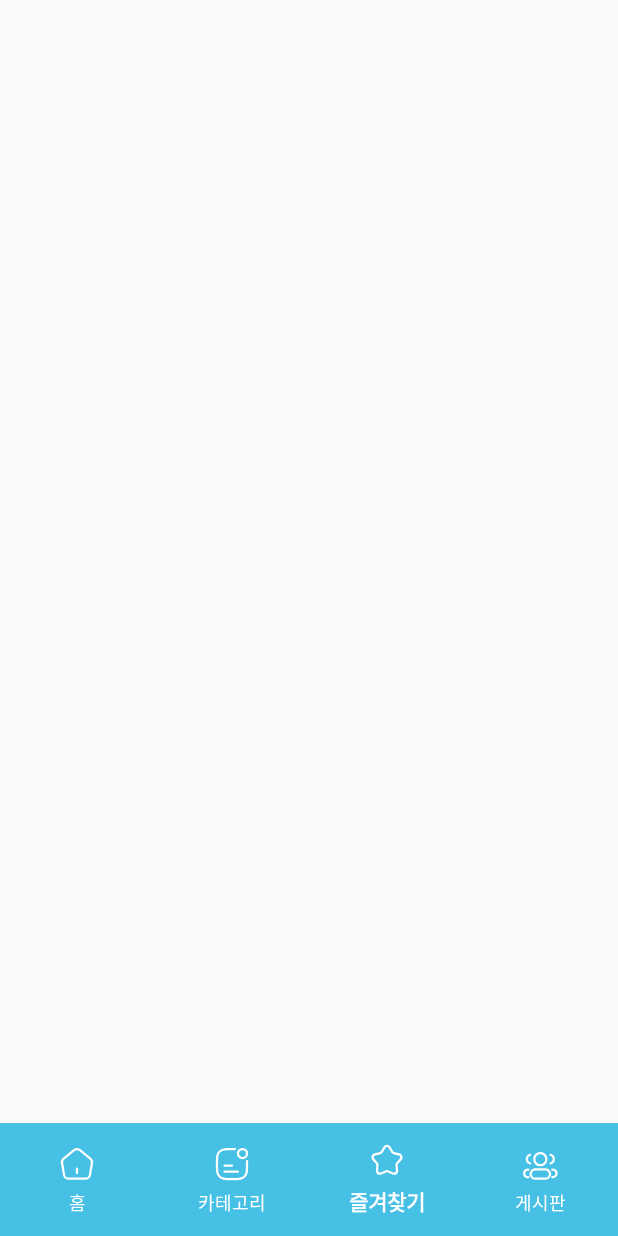
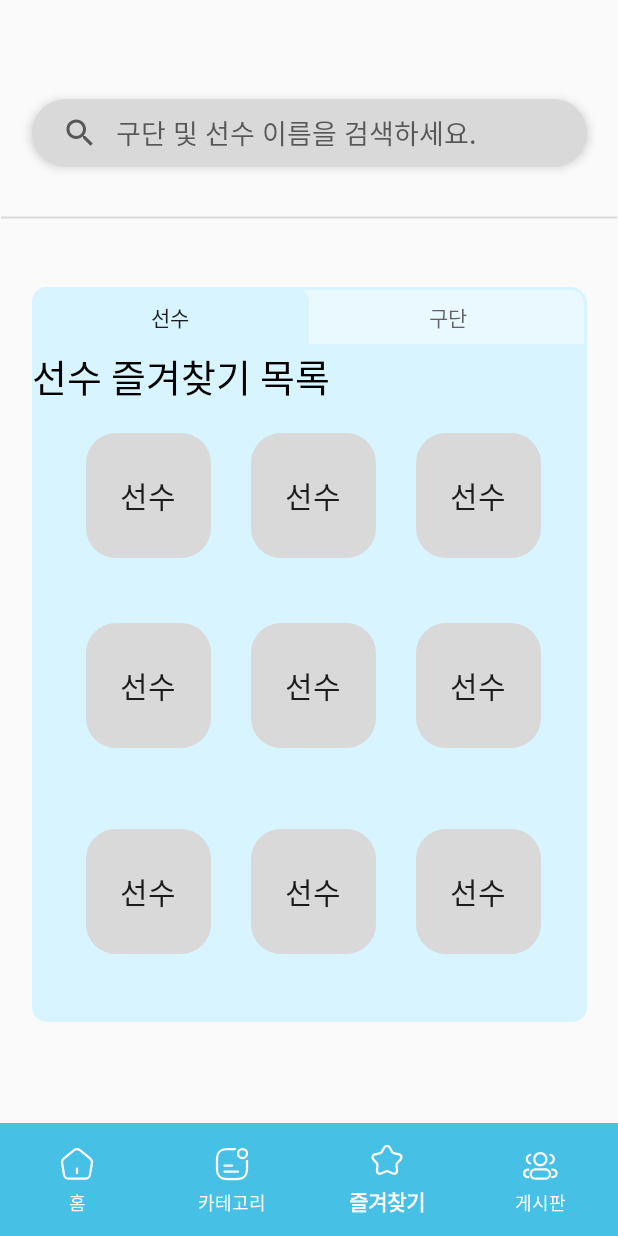
Before and after one commit to t1nm1ksun/UXDesign, an Android app: the screen it shows after launch (MainActivity), item 3 of the bottom bar chosen, on a phone screen of 412 x 824 dp. Run offline under Robolectric (Android 15) with nearby library versions, the phone set to English and light mode, and no system bars.

Commit message:
ui: favorite fragment

```diff
--- /dev/null
+++ b/app/src/main/java/com/example/uxdesign/feature/favorite/FavPlayerFragment.kt
@@ -0,0 +1,33 @@
+package com.example.uxdesign.feature.favorite
+
+import android.os.Bundle
+import androidx.fragment.app.Fragment
+import android.view.LayoutInflater
+import android.view.View
+import android.view.ViewGroup
+import com.example.uxdesign.R
+import com.example.uxdesign.databinding.FragmentFavPlayerBinding
+
+class FavPlayerFragment : Fragment() {
+
+    private var _binding : FragmentFavPlayerBinding? = null
+    private val binding get() = _binding!!
+
+    override fun onCreateView(
+        inflater: LayoutInflater, container: ViewGroup?,
+        savedInstanceState: Bundle?
+    ): View? {
+        // Inflate the layout for this fragment
+        _binding = FragmentFavPlayerBinding.inflate(inflater, container, false)
+        return binding.root
+    }
+
+    override fun onViewCreated(view: View, savedInstanceState: Bundle?) {
+        super.onViewCreated(view, savedInstanceState)
+    }
+
+    override fun onDestroyView() {
+        _binding = null
+        super.onDestroyView()
+    }
+}
--- a/app/src/main/java/com/example/uxdesign/feature/favorite/FavoriteFragment.kt
+++ b/app/src/main/java/com/example/uxdesign/feature/favorite/FavoriteFragment.kt
@@ -2,6 +2,7 @@ package com.example.uxdesign.feature.favorite
 
 import android.R
 import android.os.Bundle
+import android.text.TextUtils.replace
 import android.view.LayoutInflater
 import android.view.View
 import android.view.ViewGroup
@@ -10,6 +11,10 @@ import com.example.uxdesign.databinding.FragmentFavoriteBinding
 
 import androidx.annotation.NonNull;
 import androidx.annotation.Nullable;
+import androidx.fragment.app.commit
+import androidx.fragment.app.replace
+import com.example.uxdesign.feature.home.HomeFragment
+import com.google.android.material.tabs.TabLayout
 
 
 class FavoriteFragment : Fragment() {
@@ -27,7 +32,8 @@ class FavoriteFragment : Fragment() {
         container: ViewGroup?,
         savedInstanceState: Bundle?
     ): View? {
-        return inflater.inflate(R.layout.fragment_favoriteteam, container, false) as ViewGroup
+        _binding = FragmentFavoriteBinding.inflate(inflater, container, false)
+        return binding.root
     }
 
     /*override fun onCreate(savedInstanceState: Bundle?) {
@@ -41,13 +47,55 @@ class FavoriteFragment : Fragment() {
         /***
          * listener 달기
          */
-
         /*var searchView: SearchView? = view.findViewById(R.id.search_view) as SearchView?
         val id: Int = searchView.getContext().getResources()
             .getIdentifier("android:id/search_src_text", null, null)
         searchView.findViewById(id).setTextSize(TypedValue.COMPLEX_UNIT_SP, 16f) // 16sp*/
+        setTabLayout()
 
+    }
 
+    private fun setTabLayout() {
+        childFragmentManager.findFragmentById(com.example.uxdesign.R.id.fcv_fav) ?: navigateTo<FavPlayerFragment>()
+
+        binding.apply {
+//            tiFavPlayer.setBackgroundResource(com.example.uxdesign.R.drawable.tab_selected_style)
+//            tiFavTeam.setBackgroundResource(com.example.uxdesign.R.drawable.tab_unselected_style)
+            tlFav.getTabAt(0)!!.view.setBackgroundResource(com.example.uxdesign.R.drawable.tab_selected_style)
+            tlFav.getTabAt(1)!!.view.setBackgroundResource(com.example.uxdesign.R.drawable.bg_transparent)
+
+            tlFav.addOnTabSelectedListener(object : TabLayout.OnTabSelectedListener {
+                override fun onTabSelected(tab: TabLayout.Tab?) {
+                    if (tab != null) {
+                        when (tab.position) {
+                            0 -> {
+                                navigateTo<FavPlayerFragment>()
+                                tlFav.getTabAt(0)!!.view.setBackgroundResource(com.example.uxdesign.R.drawable.tab_selected_style)
+                                tlFav.getTabAt(1)!!.view.setBackgroundResource(com.example.uxdesign.R.drawable.bg_transparent)
+
+//                                tiFavPlayer.setBackgroundResource(com.example.uxdesign.R.drawable.tab_selected_style)
+//                                tiFavTeam.setBackgroundResource(com.example.uxdesign.R.drawable.tab_unselected_style)
+
+                            }
+                            1 -> {
+                                navigateTo<FavTeamFragment>()
+                                tlFav.getTabAt(1)!!.view.setBackgroundResource(com.example.uxdesign.R.drawable.tab_selected_style)
+                                tlFav.getTabAt(0)!!.view.setBackgroundResource(com.example.uxdesign.R.drawable.bg_transparent)
+
+//                                tiFavTeam.setBackgroundResource(com.example.uxdesign.R.drawable.tab_selected_style)
+//                                tiFavPlayer.setBackgroundResource(com.example.uxdesign.R.drawable.tab_unselected_style)
+                            }
+                        }
+                    }
+                }
+
+                override fun onTabUnselected(tab: TabLayout.Tab?) {
+                }
+
+                override fun onTabReselected(tab: TabLayout.Tab?) {
+                }
+            })
+        }
     }
 
     override fun onDestroyView() {
@@ -55,4 +103,10 @@ class FavoriteFragment : Fragment() {
         _binding = null
     }
 
+    private inline fun <reified T : Fragment> navigateTo() {
+        childFragmentManager.commit {
+            replace<T>(com.example.uxdesign.R.id.fcv_fav, T::class.java.canonicalName)
+        }
+    }
+
 }
--- /dev/null
+++ b/app/src/main/res/drawable/bg_transparent.xml
@@ -0,0 +1,4 @@
+<?xml version="1.0" encoding="utf-8"?>
+<shape xmlns:android="http://schemas.android.com/apk/res/android">
+    <solid android:color="@android:color/transparent" />
+</shape>
--- a/app/src/main/res/drawable/tab_select.xml
+++ b/app/src/main/res/drawable/tab_select.xml
@@ -1,5 +1,9 @@
 <?xml version="1.0" encoding="utf-8"?>
-<selector xmlns:android="http://schemas.android.com/apk/res/android">
-    <item android:drawable="@drawable/tab_selected_style" android:state_selected="true"/>
-    <item android:drawable="@drawable/tab_unselected_style" android:state_selected="false"/>
-</selector>
+<shape xmlns:android="http://schemas.android.com/apk/res/android"
+    android:shape="rectangle">
+    <corners
+        android:bottomRightRadius="10dp"
+        android:bottomLeftRadius="10dp"
+        />
+    <solid android:color="#D7F4FF"/>
+</shape>
--- a/app/src/main/res/drawable/tab_selected_style.xml
+++ b/app/src/main/res/drawable/tab_selected_style.xml
@@ -1,6 +1,7 @@
 <?xml version="1.0" encoding="utf-8"?>
 <shape xmlns:android="http://schemas.android.com/apk/res/android"
     android:shape="rectangle">
-    <corners android:radius="10dp"/>
+    <corners android:topLeftRadius="10dp"
+        android:topRightRadius="10dp"/>
     <solid android:color="#D7F4FF"/>
 </shape>
--- a/app/src/main/res/drawable/tab_unselected_style.xml
+++ b/app/src/main/res/drawable/tab_unselected_style.xml
@@ -1,7 +1,9 @@
 <?xml version="1.0" encoding="utf-8"?>
 <shape xmlns:android="http://schemas.android.com/apk/res/android"
     android:shape="rectangle" >
-    <corners android:radius="10dp"/>
+    <corners android:topLeftRadius="10dp"
+        android:topRightRadius="10dp"
+        />
     <solid android:color="#EAF9FF"/>
-    <stroke android:width="2dp" android:color="#BAE1EF"/>
+    <stroke android:width="2dp" android:color="#D7F4FF"/>
 </shape>
--- /dev/null
+++ b/app/src/main/res/layout/fragment_fav_player.xml
@@ -0,0 +1,125 @@
+<?xml version="1.0" encoding="utf-8"?>
+<androidx.constraintlayout.widget.ConstraintLayout xmlns:android="http://schemas.android.com/apk/res/android"
+    android:layout_width="370dp"
+    android:layout_height="match_parent"
+    android:background="@drawable/tab_select"
+    >
+
+    <RelativeLayout
+        android:layout_width="match_parent"
+        android:layout_height="match_parent"
+        >
+
+        <TextView
+            android:id="@+id/textView"
+            android:layout_width="wrap_content"
+            android:layout_height="wrap_content"
+            android:textSize="25sp"
+            android:textColor="@color/black"
+            android:text="선수 즐겨찾기 목록" />
+
+        <Button
+            android:layout_width="83dp"
+            android:layout_height="83dp"
+            android:layout_marginTop="57dp"
+            android:layout_marginLeft="36dp"
+            android:background="@drawable/ic_playerrec"
+            android:text="선수"
+            android:gravity="center"
+            android:textSize="20sp"
+            />
+
+        <Button
+            android:layout_width="83dp"
+            android:layout_height="83dp"
+            android:layout_marginTop="184dp"
+            android:layout_marginLeft="36dp"
+            android:background="@drawable/ic_playerrec"
+            android:text="선수"
+            android:gravity="center"
+            android:textSize="20sp"
+            />
+
+        <Button
+            android:layout_width="83dp"
+            android:layout_height="83dp"
+            android:layout_marginTop="321dp"
+            android:layout_marginLeft="36dp"
+            android:background="@drawable/ic_playerrec"
+            android:text="선수"
+            android:gravity="center"
+            android:textSize="20sp"
+            />
+
+
+
+        <Button
+            android:layout_width="83dp"
+            android:layout_height="83dp"
+            android:layout_marginTop="57dp"
+            android:layout_marginLeft="146dp"
+            android:background="@drawable/ic_playerrec"
+            android:text="선수"
+            android:gravity="center"
+            android:textSize="20sp"
+            />
+
+        <Button
+            android:layout_width="83dp"
+            android:layout_height="83dp"
+            android:layout_marginTop="184dp"
+            android:layout_marginLeft="146dp"
+            android:background="@drawable/ic_playerrec"
+            android:text="선수"
+            android:gravity="center"
+            android:textSize="20sp"
+            />
+
+        <Button
+            android:layout_width="83dp"
+            android:layout_height="83dp"
+            android:layout_marginTop="321dp"
+            android:layout_marginLeft="146dp"
+            android:background="@drawable/ic_playerrec"
+            android:text="선수"
+            android:gravity="center"
+            android:textSize="20sp"
+            />
+
+        <Button
+            android:layout_width="83dp"
+            android:layout_height="83dp"
+            android:layout_marginTop="57dp"
+            android:layout_marginLeft="256dp"
+            android:background="@drawable/ic_playerrec"
+            android:text="선수"
+            android:gravity="center"
+            android:textSize="20sp"
+            />
+
+        <Button
+            android:layout_width="83dp"
+            android:layout_height="83dp"
+            android:layout_marginTop="184dp"
+            android:layout_marginLeft="256dp"
+            android:background="@drawable/ic_playerrec"
+            android:text="선수"
+            android:gravity="center"
+            android:textSize="20sp"
+            />
+
+        <Button
+            android:layout_width="83dp"
+            android:layout_height="83dp"
+            android:layout_marginTop="321dp"
+            android:layout_marginLeft="256dp"
+            android:background="@drawable/ic_playerrec"
+            android:text="선수"
+            android:gravity="center"
+            android:textSize="20sp"
+            />
+
+
+    </RelativeLayout>
+
+</androidx.constraintlayout.widget.ConstraintLayout>
--- a/app/src/main/res/layout/fragment_favorite.xml
+++ b/app/src/main/res/layout/fragment_favorite.xml
@@ -41,11 +41,12 @@
         app:layout_constraintTop_toBottomOf="@id/toolbar" />
 
     <com.google.android.material.tabs.TabLayout
+        android:id="@+id/tl_fav"
         android:layout_width="370dp"
         android:layout_height="40dp"
         android:layout_marginTop="80dp"
-        app:tabIndicator="0dp"
-        android:background="@drawable/tab_select"
+        app:tabIndicator="@null"
+        android:background="@drawable/tab_unselected_style"
         app:layout_constraintTop_toBottomOf="@id/toolbar"
         app:layout_constraintStart_toStartOf="parent"
         app:layout_constraintEnd_toEndOf="parent"
@@ -65,5 +66,14 @@
 
     </com.google.android.material.tabs.TabLayout>
 
+    <androidx.fragment.app.FragmentContainerView
+        android:id="@+id/fcv_fav"
+        android:layout_width="370dp"
+        android:layout_height="450dp"
+        app:layout_constraintTop_toBottomOf="@id/tl_fav"
+        app:layout_constraintEnd_toEndOf="parent"
+        app:layout_constraintStart_toStartOf="parent"
+        tools:layout="@layout/fragment_fav_player" />
+
 
 </androidx.constraintlayout.widget.ConstraintLayout>
```
Also changed, not shown: app/src/main/java/com/example/uxdesign/feature/favorite/FavTeamFragment.kt (added, +32 -0 lines), app/src/main/res/layout/fragment_fav_team.xml (added, +125 -0 lines), app/src/main/res/layout/fragment_favoriteplayer.xml (renamed from app/src/main/res/layout/fragment_fragmentplayer.xml).
